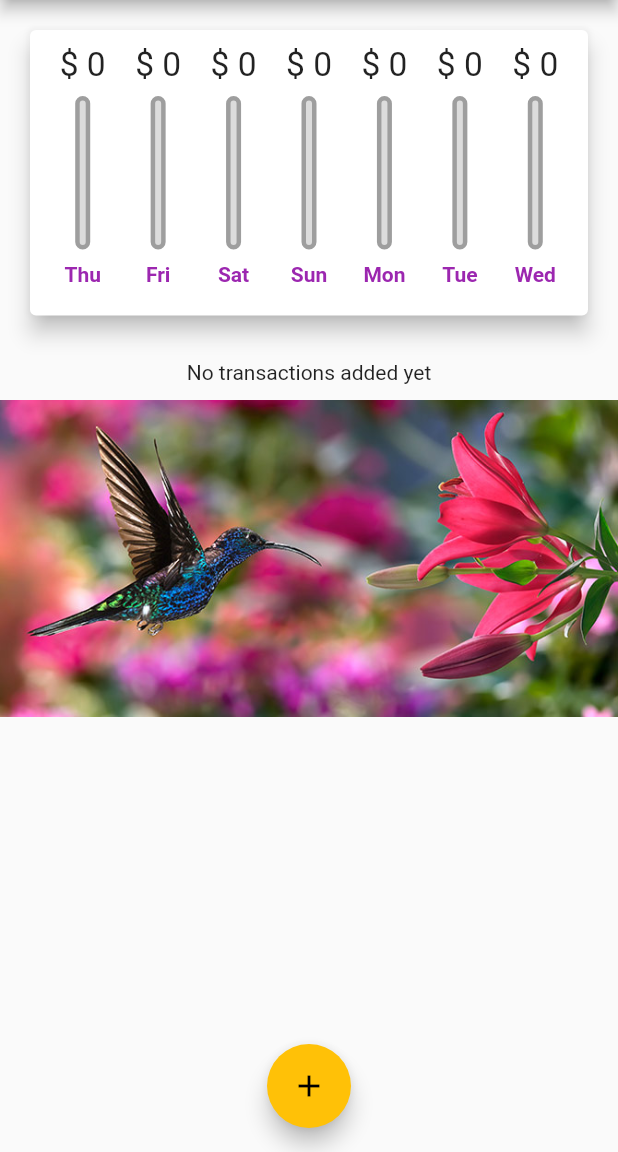
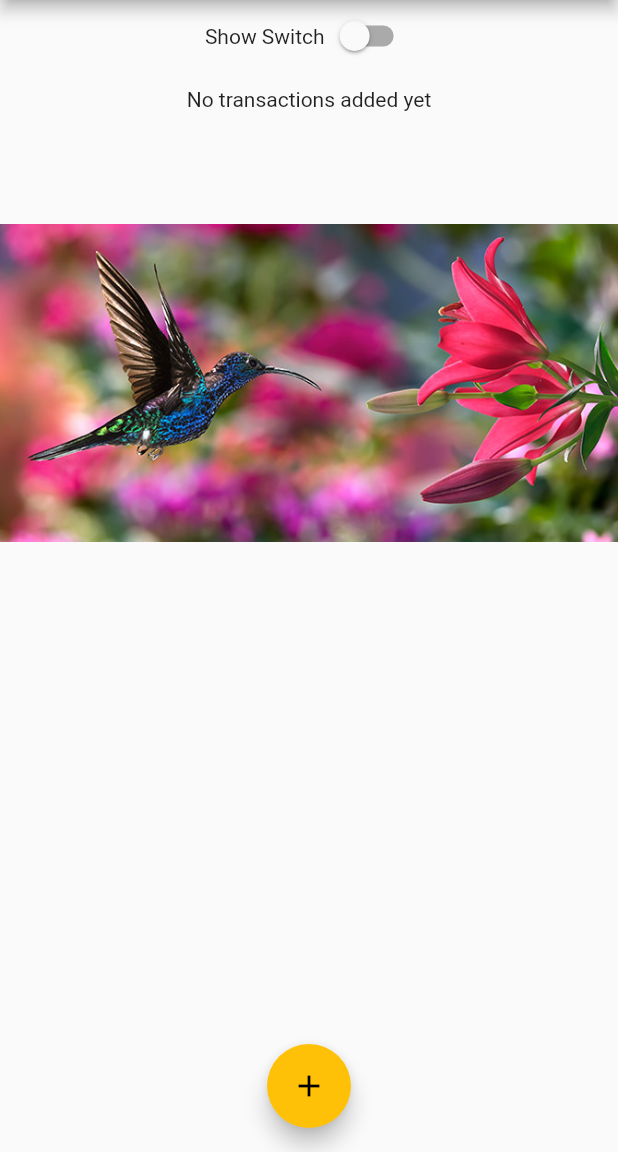
Before and after one commit to JayaSupriya-Somasani/Expense_planner_flutter_app, a Flutter app: the screen it shows after launch, on a phone screen of 412 x 824 dp, the part 84-1236 px from its top. Run offline on Flutter 3.47's test engine with Material 2 defaults, Android fonts, the light colour scheme and no system bars.

Commit message:
1.Switch is implemented

```diff
--- a/lib/main.dart
+++ b/lib/main.dart
@@ -74,6 +74,7 @@ class _MyHomePageState extends State<MyHomePage> {
     }).toList();
   }
 
+  bool _showChart = false;
   @override
   Widget build(BuildContext context) {
     final appBar = AppBar(
@@ -90,18 +91,34 @@ class _MyHomePageState extends State<MyHomePage> {
         child: Column(
           crossAxisAlignment: CrossAxisAlignment.stretch,
           children: [
-            Container(
-                height: (MediaQuery.of(context).size.height -
-                        appBar.preferredSize.height -
-                        MediaQuery.of(context).padding.top) *
-                    0.3,
-                child: Chart(_recentTransactions)),
-            Container(
-                height: (MediaQuery.of(context).size.height -
-                        appBar.preferredSize.height -
-                        MediaQuery.of(context).padding.top) *
-                    0.7,
-                child: TransactionList(_userTransactions, _deleteTransaction))
+            Row(
+              mainAxisAlignment: MainAxisAlignment.center,
+              children: [
+                Text("Show Switch"),
+                Switch(
+                  value: _showChart,
+                  onChanged: (val) {
+                    setState(() {
+                      _showChart = val;
+                    });
+                  },
+                ),
+              ],
+            ),
+            _showChart
+                ? Container(
+                    height: (MediaQuery.of(context).size.height -
+                            appBar.preferredSize.height -
+                            MediaQuery.of(context).padding.top) *
+                        0.7,
+                    child: Chart(_recentTransactions))
+                : Container(
+                    height: (MediaQuery.of(context).size.height -
+                            appBar.preferredSize.height -
+                            MediaQuery.of(context).padding.top) *
+                        0.7,
+                    child:
+                        TransactionList(_userTransactions, _deleteTransaction))
           ],
         ),
       ),
--- a/lib/widgets/chart_bar.dart
+++ b/lib/widgets/chart_bar.dart
@@ -9,11 +9,15 @@ class ChartBar extends StatelessWidget {
 
   @override
   Widget build(BuildContext context) {
-    return LayoutBuilder(builder: (ctx,constraint){
+    return LayoutBuilder(
+      builder: (ctx, constraint) {
         return Column(
           children: [
-               Container(height: constraint.maxHeight * 0.15,
-                 child: FittedBox(child: Text('\$ ${spendingAmount.toStringAsFixed(0)}')),),
+            Container(
+              height: constraint.maxHeight * 0.15,
+              child: FittedBox(
+                  child: Text('\$ ${spendingAmount.toStringAsFixed(0)}')),
+            ),
             SizedBox(height: constraint.maxHeight * 0.05),
             Container(
               height: constraint.maxHeight * 0.6,
@@ -39,11 +43,19 @@ class ChartBar extends StatelessWidget {
             SizedBox(
               height: constraint.maxHeight * 0.05,
             ),
-               Container(height: constraint.maxHeight * 0.15,child: Text(label,style: TextStyle(color: Theme.of(context).textTheme.caption?.color,
-                   fontWeight: FontWeight.w600),)),
+            Container(
+                height: constraint.maxHeight * 0.15,
+                child: FittedBox(
+                  child: Text(
+                    label,
+                    style: TextStyle(
+                        color: Theme.of(context).textTheme.caption?.color,
+                        fontWeight: FontWeight.w600),
+                  ),
+                )),
           ],
         );
-    },);
-
+      },
+    );
   }
 }
--- a/lib/widgets/transaction_list.dart
+++ b/lib/widgets/transaction_list.dart
@@ -11,27 +11,27 @@ class TransactionList extends StatelessWidget {
   @override
   Widget build(BuildContext context) {
     return _transactions.isEmpty
-            ? Container(
-                height: 200,
-                child: Column(
+        ? LayoutBuilder(builder: (context, constraints) {
+            return Column(
                 children: [
                   const SizedBox(
                     height: 10,
                   ),
                   const Text("No transactions added yet"),
                   SizedBox(
-                      height: 10,
+                    height: 20,
                   ),
-                    Image.asset('assets/images/bird.jpg')
+                  Container( height: constraints.maxHeight*0.6,
+                      child: Image.asset('assets/images/bird.jpg'))
                 ],
-                ),
-              )
+            );
+          })
         : ListView.builder(
             itemBuilder: (ctx, index) {
               return Card(
                 elevation: 6,
-                    margin: const EdgeInsets.symmetric(
-                        vertical: 10, horizontal: 10),
+                margin:
+                    const EdgeInsets.symmetric(vertical: 10, horizontal: 10),
                 child: ListTile(
                   leading: CircleAvatar(
                     radius: 30,
@@ -43,13 +43,12 @@ class TransactionList extends StatelessWidget {
                     style: Theme.of(context).textTheme.titleLarge,
                   ),
                   subtitle: Text(
-                        DateFormat.yMMMd()
-                            .format(_transactions[index].dateTime),
+                    DateFormat.yMMMd().format(_transactions[index].dateTime),
                     style: Theme.of(context).textTheme.titleSmall,
                   ),
                   trailing: IconButton(
                     icon: Icon(Icons.delete),
-                        onPressed: ()=> _deleteTransaction(_transactions[index].id),
+                    onPressed: () => _deleteTransaction(_transactions[index].id),
                     color: Theme.of(context).errorColor,
                   ),
                 ),
```
Lines whose indentation alone changed are shown as unchanged.
